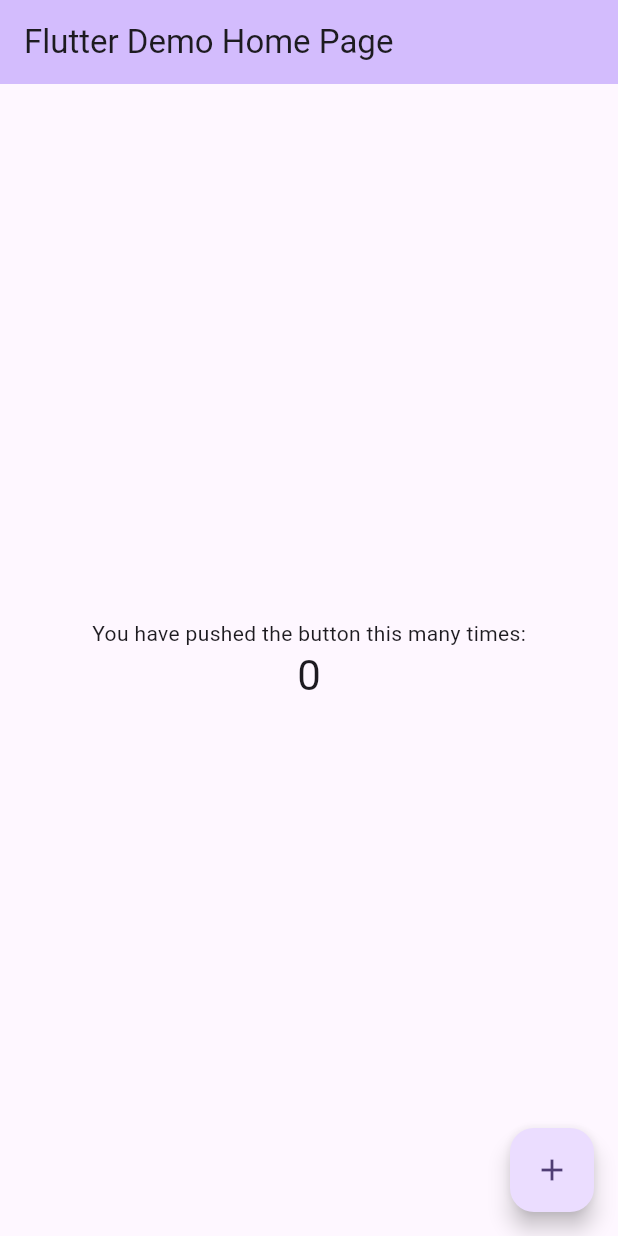
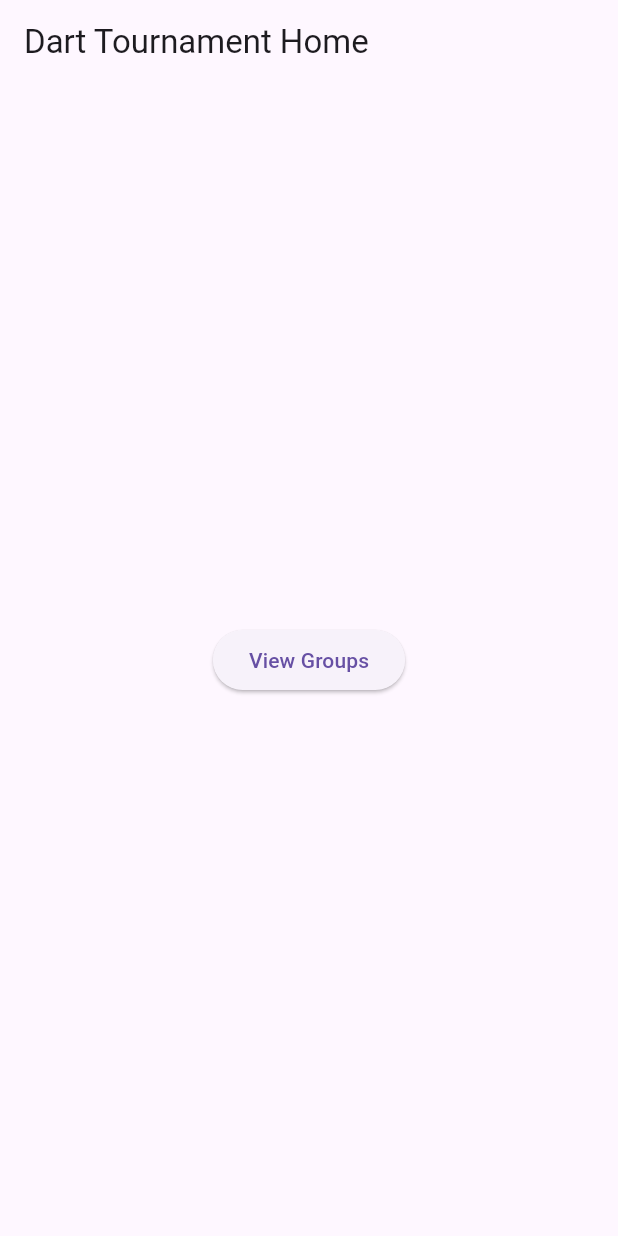
Before and after one commit to Glockner00/App_Brackets, a Flutter app: the screen it shows after launch, on a phone screen of 412 x 824 dp. Run offline on Flutter 3.47's test engine with Material 3 defaults, Android fonts, the light colour scheme and no system bars.

Commit message:
simulated groups

```diff
--- a/lib/main.dart
+++ b/lib/main.dart
@@ -1,125 +1,107 @@
 import 'package:flutter/material.dart';
 
 void main() {
-  runApp(const MyApp());
+  runApp(MyApp());
 }
 
 class MyApp extends StatelessWidget {
-  const MyApp({super.key});
-
-  // This widget is the root of your application.
   @override
   Widget build(BuildContext context) {
     return MaterialApp(
-      title: 'Flutter Demo',
+      debugShowCheckedModeBanner: false,
+      title: 'Dart Tournament',
       theme: ThemeData(
-        // This is the theme of your application.
-        //
-        // TRY THIS: Try running your application with "flutter run". You'll see
-        // the application has a purple toolbar. Then, without quitting the app,
-        // try changing the seedColor in the colorScheme below to Colors.green
-        // and then invoke "hot reload" (save your changes or press the "hot
-        // reload" button in a Flutter-supported IDE, or press "r" if you used
-        // the command line to start the app).
-        //
-        // Notice that the counter didn't reset back to zero; the application
-        // state is not lost during the reload. To reset the state, use hot
-        // restart instead.
-        //
-        // This works for code too, not just values: Most code changes can be
-        // tested with just a hot reload.
-        colorScheme: ColorScheme.fromSeed(seedColor: Colors.deepPurple),
-        useMaterial3: true,
+        primarySwatch: Colors.blue,
       ),
-      home: const MyHomePage(title: 'Flutter Demo Home Page'),
+      home: HomeScreen(),
     );
   }
 }
 
-class MyHomePage extends StatefulWidget {
-  const MyHomePage({super.key, required this.title});
-
-  // This widget is the home page of your application. It is stateful, meaning
-  // that it has a State object (defined below) that contains fields that affect
-  // how it looks.
-
-  // This class is the configuration for the state. It holds the values (in this
-  // case the title) provided by the parent (in this case the App widget) and
-  // used by the build method of the State. Fields in a Widget subclass are
-  // always marked "final".
-
-  final String title;
-
+// HomeScreen with button to navigate to the GroupScreen
+class HomeScreen extends StatelessWidget {
   @override
-  State<MyHomePage> createState() => _MyHomePageState();
+  Widget build(BuildContext context) {
+    return Scaffold(
+      appBar: AppBar(
+        title: Text('Dart Tournament Home'),
+      ),
+      body: Center(
+        child: ElevatedButton(
+          onPressed: () {
+            Navigator.push(
+              context,
+              MaterialPageRoute(builder: (context) => GroupScreen()),
+            );
+          },
+          child: Text('View Groups'),
+        ),
+      ),
+    );
+  }
 }
 
-class _MyHomePageState extends State<MyHomePage> {
-  int _counter = 0;
-
-  void _incrementCounter() {
-    setState(() {
-      // This call to setState tells the Flutter framework that something has
-      // changed in this State, which causes it to rerun the build method below
-      // so that the display can reflect the updated values. If we changed
-      // _counter without calling setState(), then the build method would not be
-      // called again, and so nothing would appear to happen.
-      _counter++;
+// GroupScreen to display 16 groups, each with 4 players
+class GroupScreen extends StatelessWidget {
+  // Preset of 64 players divided into 16 groups
+  final List<List<String>> groups = List.generate(16, (groupIndex) {
+    return List.generate(4, (playerIndex) {
+      return 'Player ${(groupIndex * 4) + playerIndex + 1}';
     });
-  }
+  });
 
   @override
   Widget build(BuildContext context) {
-    // This method is rerun every time setState is called, for instance as done
-    // by the _incrementCounter method above.
-    //
-    // The Flutter framework has been optimized to make rerunning build methods
-    // fast, so that you can just rebuild anything that needs updating rather
-    // than having to individually change instances of widgets.
     return Scaffold(
       appBar: AppBar(
-        // TRY THIS: Try changing the color here to a specific color (to
-        // Colors.amber, perhaps?) and trigger a hot reload to see the AppBar
-        // change color while the other colors stay the same.
-        backgroundColor: Theme.of(context).colorScheme.inversePrimary,
-        // Here we take the value from the MyHomePage object that was created by
-        // the App.build method, and use it to set our appbar title.
-        title: Text(widget.title),
+        title: Text('Tournament Groups'),
       ),
-      body: Center(
-        // Center is a layout widget. It takes a single child and positions it
-        // in the middle of the parent.
+      body: Padding(
+        padding: const EdgeInsets.all(16.0),
+        child: ListView.builder(
+          itemCount: groups.length,
+          itemBuilder: (context, index) {
+            return GroupWidget(
+              group: groups[index],
+              groupNumber: index + 1,
+            );
+          },
+        ),
+      ),
+    );
+  }
+}
+
+// Widget to display each group with its players
+class GroupWidget extends StatelessWidget {
+  final List<String> group;
+  final int groupNumber;
+
+  GroupWidget({required this.group, required this.groupNumber});
+
+  @override
+  Widget build(BuildContext context) {
+    return Card(
+      elevation: 3,
+      margin: EdgeInsets.symmetric(vertical: 10),
+      child: Padding(
+        padding: const EdgeInsets.all(16.0),
         child: Column(
-          // Column is also a layout widget. It takes a list of children and
-          // arranges them vertically. By default, it sizes itself to fit its
-          // children horizontally, and tries to be as tall as its parent.
-          //
-          // Column has various properties to control how it sizes itself and
-          // how it positions its children. Here we use mainAxisAlignment to
-          // center the children vertically; the main axis here is the vertical
-          // axis because Columns are vertical (the cross axis would be
-          // horizontal).
-          //
-          // TRY THIS: Invoke "debug painting" (choose the "Toggle Debug Paint"
-          // action in the IDE, or press "p" in the console), to see the
-          // wireframe for each widget.
-          mainAxisAlignment: MainAxisAlignment.center,
-          children: <Widget>[
-            const Text(
-              'You have pushed the button this many times:',
+          crossAxisAlignment: CrossAxisAlignment.start,
+          children: [
+            Text(
+              'Group $groupNumber',
+              style: TextStyle(fontWeight: FontWeight.bold, fontSize: 18),
             ),
-            Text(
-              '$_counter',
-              style: Theme.of(context).textTheme.headlineMedium,
-            ),
+            SizedBox(height: 10),
+            for (var player in group)
+              Padding(
+                padding: const EdgeInsets.symmetric(vertical: 5.0),
+                child: Text(player, style: TextStyle(fontSize: 16)),
+              ),
           ],
         ),
       ),
-      floatingActionButton: FloatingActionButton(
-        onPressed: _incrementCounter,
-        tooltip: 'Increment',
-        child: const Icon(Icons.add),
-      ), // This trailing comma makes auto-formatting nicer for build methods.
     );
   }
 }
```
